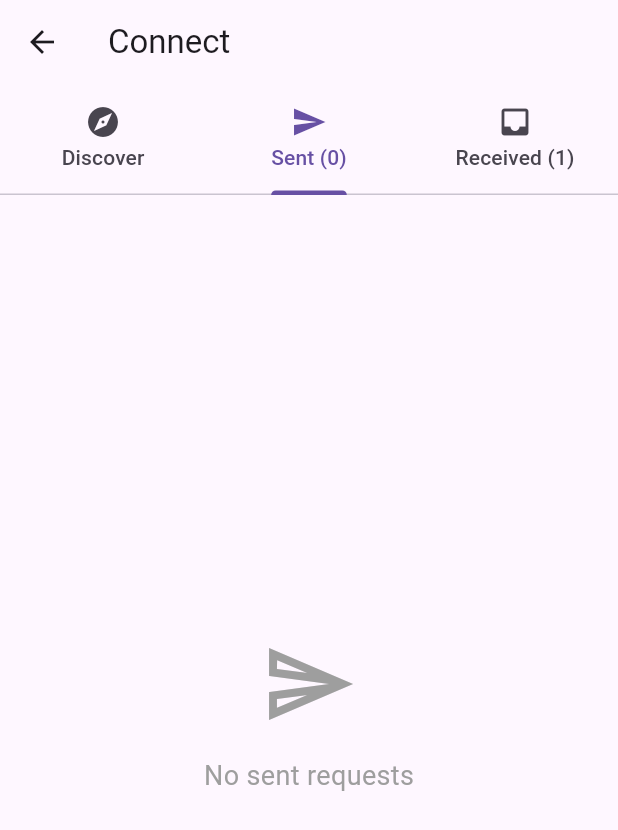
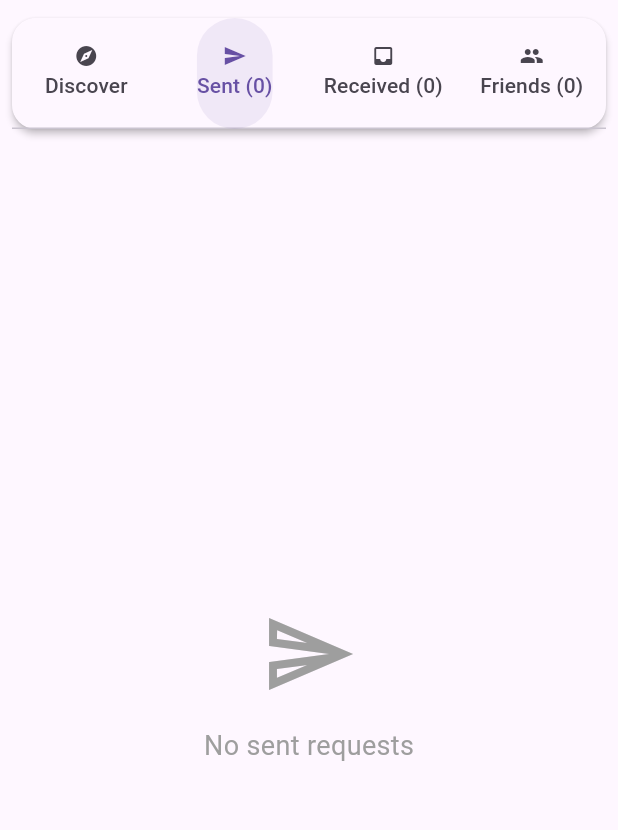
Before and after one commit to 12kishansingh/tunesync., a Flutter app: the ConnectPage widget shown alone on an empty page, opened directly, tab 2 chosen, on a phone screen of 412 x 824 dp. Shown: the top 830 px of the screen. Run offline on Flutter 3.47's test engine with Material 3 defaults, Android fonts, the phone set to English and light mode, and no system bars; our stand-ins replace firebase_auth, firebase_core, gap, google_sign_in, just_audio, marquee; missing offline and left inert: youtube_explode_dart; accounts and stored records are empty; network calls fail.

Commit message:
made ui changes for connect page

```diff
--- a/lib/pages/connect.dart
+++ b/lib/pages/connect.dart
@@ -1,6 +1,7 @@
 import 'package:flutter/material.dart';
 import 'package:tunesync/model/friend_request.dart';
 import 'package:tunesync/model/user.dart';
+import 'package:tunesync/services/friend_service.dart';
 // The ConnectPage widget lets users find, send, and respond to friend requests.
 class ConnectPage extends StatefulWidget {
   @override
@@ -11,8 +12,8 @@ class _ConnectPageState extends State<ConnectPage> with TickerProviderStateMixin
   late TabController _tabController;
   final TextEditingController _searchController = TextEditingController();
 
-  // Replace this with data from your backend or database.
-  // For now, using mock/sample data for illustration.
+  final FriendService _friendService = FriendService();
+
   List<User> _suggestedUsers = [
     User(id: '1', name: 'Alice Johnson', email: 'alice@example.com', avatar: '🦸‍♀️', isOnline: true),
     User(id: '2', name: 'Bob Smith', email: 'bob@example.com', avatar: '👨‍💻', isOnline: false),
@@ -20,22 +21,12 @@ class _ConnectPageState extends State<ConnectPage> with TickerProviderStateMixin
     User(id: '4', name: 'David Wilson', email: 'david@example.com', avatar: '🧑‍🚀', isOnline: false),
   ];
 
-  List<FriendRequest> _sentRequests = [];
-  List<FriendRequest> _receivedRequests = [
-    FriendRequest(
-      id: '1',
-      sender: User(id: '5', name: 'Emma Brown', email: 'emma@example.com', avatar: '👩‍🔬', isOnline: true),
-      receiver: User(id: 'me', name: 'You', email: 'you@example.com', avatar: '😊'),
-      timestamp: DateTime.now().subtract(Duration(hours: 2)),
-    ),
-  ];
-
   String _searchText = '';
 
   @override
   void initState() {
     super.initState();
-    _tabController = TabController(length: 3, vsync: this);
+    _tabController = TabController(length: 4, vsync: this);
   }
 
   @override
@@ -47,12 +38,7 @@ class _ConnectPageState extends State<ConnectPage> with TickerProviderStateMixin
 
   void _sendFriendRequest(User user) {
     setState(() {
-      _sentRequests.add(FriendRequest(
-        id: DateTime.now().millisecondsSinceEpoch.toString(),
-        sender: User(id: 'me', name: 'You', email: 'you@example.com', avatar: '😊'),
-        receiver: user,
-        timestamp: DateTime.now(),
-      ));
+      _friendService.sendRequest(user);
       _suggestedUsers.remove(user);
     });
     ScaffoldMessenger.of(context).showSnackBar(
@@ -65,7 +51,7 @@ class _ConnectPageState extends State<ConnectPage> with TickerProviderStateMixin
 
   void _acceptFriendRequest(FriendRequest request) {
     setState(() {
-      _receivedRequests.remove(request);
+      _friendService.acceptRequest(request);
     });
     ScaffoldMessenger.of(context).showSnackBar(
       SnackBar(
@@ -77,7 +63,7 @@ class _ConnectPageState extends State<ConnectPage> with TickerProviderStateMixin
 
   void _rejectFriendRequest(FriendRequest request) {
     setState(() {
-      _receivedRequests.remove(request);
+      _friendService.declineRequest(request);
     });
     ScaffoldMessenger.of(context).showSnackBar(
       SnackBar(
@@ -96,27 +82,49 @@ class _ConnectPageState extends State<ConnectPage> with TickerProviderStateMixin
           email.contains(_searchText.toLowerCase());
     }).toList();
 
-    return Scaffold(
-      appBar: AppBar(
-        title: Text('Connect'),
-        elevation: 0,
-        bottom: TabBar(
+    return Column(
+      children: [
+        Padding(
+          padding: const EdgeInsets.fromLTRB(4, 8, 4, 0),
+          child: Card(
+            elevation: 2,
+            shape: RoundedRectangleBorder(
+              borderRadius: BorderRadius.circular(16),
+            ),
+            color: Theme.of(context).colorScheme.surface,
+            child: Padding(
+              padding: const EdgeInsets.symmetric(horizontal: 0, vertical: 0),
+              child: TabBar(
                 controller: _tabController,
+                labelColor: Theme.of(context).colorScheme.primary,
+                unselectedLabelColor: Theme.of(context).colorScheme.onSurfaceVariant,
+                indicator: BoxDecoration(
+                  borderRadius: BorderRadius.horizontal(left: Radius.circular(30), right: Radius.circular(30)),
+                  color: Theme.of(context).colorScheme.primary.withOpacity(0.09),
+                ),
+                labelPadding: EdgeInsets.symmetric(horizontal: 2),
                 tabs: [
-            Tab(text: 'Discover', icon: Icon(Icons.explore)),
-            Tab(text: 'Sent (${_sentRequests.length})', icon: Icon(Icons.send)),
-            Tab(text: 'Received (${_receivedRequests.length})', icon: Icon(Icons.inbox)),
+                  Tab(text: 'Discover', icon: Icon(Icons.explore, size: 16)),
+                  Tab(text: 'Sent (${_friendService.sentRequests.length})', icon: Icon(Icons.send, size: 16)),
+                  Tab(text: 'Received (${_friendService.receivedRequests.length})', icon: Icon(Icons.inbox, size: 16)),
+                  Tab(text: 'Friends (${_friendService.friends.length})', icon: Icon(Icons.people, size: 16)),
                 ],
               ),
             ),
-      body: TabBarView(
+          ),
+        ),
+        Expanded(
+          child: TabBarView(
             controller: _tabController,
             children: [
               _buildDiscoverTab(filteredUsers),
               _buildSentRequestsTab(),
               _buildReceivedRequestsTab(),
+              _buildFriendsTab(),
             ],
           ),
+        ),
+      ],
     );
   }
 
@@ -124,7 +132,7 @@ class _ConnectPageState extends State<ConnectPage> with TickerProviderStateMixin
     return Column(
       children: [
         Padding(
-          padding: EdgeInsets.all(16),
+          padding: const EdgeInsets.fromLTRB(16, 8, 16, 8),
           child: TextField(
             controller: _searchController,
             decoration: InputDecoration(
@@ -132,10 +140,13 @@ class _ConnectPageState extends State<ConnectPage> with TickerProviderStateMixin
               prefixIcon: Icon(Icons.search),
               border: OutlineInputBorder(
                 borderRadius: BorderRadius.circular(30),
+                borderSide: BorderSide.none,
               ),
               filled: true,
-              fillColor: Colors.grey[100],
+              fillColor: Theme.of(context).colorScheme.surfaceVariant,
+              contentPadding: EdgeInsets.symmetric(vertical: 0, horizontal: 20),
             ),
+            style: Theme.of(context).textTheme.bodyLarge,
             onChanged: (value) {
               setState(() {
                 _searchText = value;
@@ -149,6 +160,7 @@ class _ConnectPageState extends State<ConnectPage> with TickerProviderStateMixin
                   child: Text('No users found', style: TextStyle(color: Colors.grey)),
                 )
               : ListView.builder(
+                  padding: const EdgeInsets.only(bottom: 16),
                   itemCount: users.length,
                   itemBuilder: (context, index) {
                     return _buildUserCard(users[index], true);
@@ -160,7 +172,8 @@ class _ConnectPageState extends State<ConnectPage> with TickerProviderStateMixin
   }
 
   Widget _buildSentRequestsTab() {
-    if (_sentRequests.isEmpty) {
+    final sentRequests = _friendService.sentRequests;
+    if (sentRequests.isEmpty) {
       return Center(
         child: Column(
           mainAxisAlignment: MainAxisAlignment.center,
@@ -173,15 +186,16 @@ class _ConnectPageState extends State<ConnectPage> with TickerProviderStateMixin
       );
     }
     return ListView.builder(
-      itemCount: _sentRequests.length,
+      itemCount: sentRequests.length,
       itemBuilder: (context, index) {
-        return _buildRequestCard(_sentRequests[index], false);
+        return _buildRequestCard(sentRequests[index], false);
       },
     );
   }
 
   Widget _buildReceivedRequestsTab() {
-    if (_receivedRequests.isEmpty) {
+    final receivedRequests = _friendService.receivedRequests;
+    if (receivedRequests.isEmpty) {
       return Center(
         child: Column(
           mainAxisAlignment: MainAxisAlignment.center,
@@ -194,21 +208,75 @@ class _ConnectPageState extends State<ConnectPage> with TickerProviderStateMixin
       );
     }
     return ListView.builder(
-      itemCount: _receivedRequests.length,
+      itemCount: receivedRequests.length,
       itemBuilder: (context, index) {
-        return _buildRequestCard(_receivedRequests[index], true);
+        return _buildRequestCard(receivedRequests[index], true);
+      },
+    );
+  }
+
+  Widget _buildFriendsTab() {
+    final friends = _friendService.friends;
+    if (friends.isEmpty) {
+      return Center(
+        child: Column(
+          mainAxisAlignment: MainAxisAlignment.center,
+          children: [
+            Icon(Icons.people_outline, size: 64, color: Colors.grey),
+            SizedBox(height: 16),
+            Text('No friends yet', style: TextStyle(fontSize: 18, color: Colors.grey)),
+          ],
+        ),
+      );
+    }
+    return ListView.builder(
+      itemCount: friends.length,
+      itemBuilder: (context, index) {
+        final user = friends[index];
+        return Card(
+          margin: EdgeInsets.symmetric(horizontal: 16, vertical: 8),
+          child: ListTile(
+            leading: CircleAvatar(
+              radius: 25,
+              child: Text(user.avatar, style: TextStyle(fontSize: 20)),
+            ),
+            title: Text(user.name, style: TextStyle(fontWeight: FontWeight.bold)),
+            subtitle: Text(user.email),
+            trailing: IconButton(
+              icon: Icon(Icons.remove_circle, color: Colors.red),
+              tooltip: 'Remove Friend',
+              onPressed: () {
+                setState(() {
+                  _friendService.removeFriend(user);
+                });
+                ScaffoldMessenger.of(context).showSnackBar(
+                  SnackBar(
+                    content: Text('Removed ${user.name} from friends'),
+                    backgroundColor: Colors.orange,
+                  ),
+                );
+              },
+            ),
+          ),
+        );
       },
     );
   }
 
   Widget _buildUserCard(User user, bool canSendRequest) {
+    final alreadySent = _friendService.sentRequests.any((r) => r.receiver.id == user.id);
+    final alreadyFriend = _friendService.friends.any((f) => f.id == user.id);
     return Card(
       margin: EdgeInsets.symmetric(horizontal: 16, vertical: 8),
+      elevation: 1,
+      shape: RoundedRectangleBorder(borderRadius: BorderRadius.circular(20)),
+      color: Theme.of(context).colorScheme.surface,
       child: ListTile(
         leading: Stack(
           children: [
             CircleAvatar(
               radius: 25,
+              backgroundColor: Theme.of(context).colorScheme.primary.withOpacity(0.1),
               child: Text(user.avatar, style: TextStyle(fontSize: 20)),
             ),
             if (user.isOnline)
@@ -241,17 +309,26 @@ class _ConnectPageState extends State<ConnectPage> with TickerProviderStateMixin
             ),
           ],
         ),
-        trailing: canSendRequest
+        trailing: alreadyFriend
+            ? Text('Friend', style: TextStyle(color: Colors.green))
+            : alreadySent
+                ? Text('Request Sent', style: TextStyle(color: Colors.orange))
+                : canSendRequest
                     ? ElevatedButton.icon(
                         onPressed: () => _sendFriendRequest(user),
                         icon: Icon(Icons.person_add, size: 16),
                         label: Text('Add'),
                         style: ElevatedButton.styleFrom(
-                  backgroundColor: Colors.blue,
-                  foregroundColor: Colors.white,
+                          backgroundColor: Theme.of(context).colorScheme.primary,
+                          foregroundColor: Theme.of(context).colorScheme.onPrimary,
+                          shape: RoundedRectangleBorder(
+                            borderRadius: BorderRadius.circular(16),
+                          ),
+                          elevation: 0,
+                          padding: EdgeInsets.symmetric(horizontal: 12, vertical: 8),
                         ),
                       )
-            : Text('Request Sent', style: TextStyle(color: Colors.orange)),
+                    : null,
         isThreeLine: true,
       ),
     );
--- /dev/null
+++ b/lib/services/friend_service.dart
@@ -0,0 +1,53 @@
+import 'package:tunesync/model/friend_request.dart';
+import 'package:tunesync/model/user.dart';
+
+class FriendService {
+  // Singleton pattern
+  static final FriendService _instance = FriendService._internal();
+  factory FriendService() => _instance;
+  FriendService._internal();
+
+  final List<FriendRequest> _sentRequests = [];
+  final List<FriendRequest> _receivedRequests = [];
+  final List<User> _friends = [];
+
+  // For demo: current user
+  final User currentUser = User(id: 'me', name: 'You', email: 'you@example.com', avatar: '😊');
+
+  List<FriendRequest> get sentRequests => List.unmodifiable(_sentRequests);
+  List<FriendRequest> get receivedRequests => List.unmodifiable(_receivedRequests);
+  List<User> get friends => List.unmodifiable(_friends);
+
+  void sendRequest(User toUser) {
+    final request = FriendRequest(
+      id: DateTime.now().millisecondsSinceEpoch.toString(),
+      sender: currentUser,
+      receiver: toUser,
+      timestamp: DateTime.now(),
+    );
+    _sentRequests.add(request);
+  }
+
+  void receiveRequest(FriendRequest request) {
+    _receivedRequests.add(request);
+  }
+
+  void acceptRequest(FriendRequest request) {
+    _receivedRequests.removeWhere((r) => r.id == request.id);
+    _friends.add(request.sender);
+  }
+
+  void declineRequest(FriendRequest request) {
+    _receivedRequests.removeWhere((r) => r.id == request.id);
+  }
+
+  void removeFriend(User user) {
+    _friends.removeWhere((f) => f.id == user.id);
+  }
+
+  void clearAll() {
+    _sentRequests.clear();
+    _receivedRequests.clear();
+    _friends.clear();
+  }
+}
```
Lines whose indentation alone changed are shown as unchanged.
